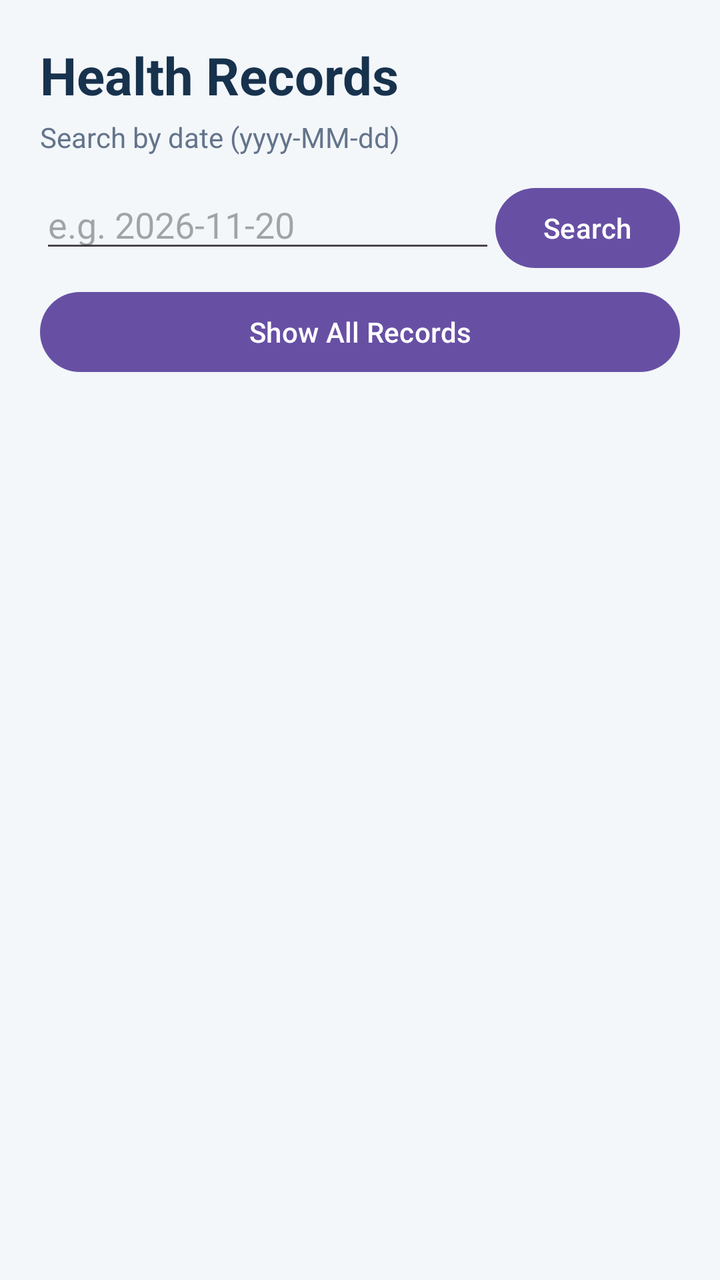
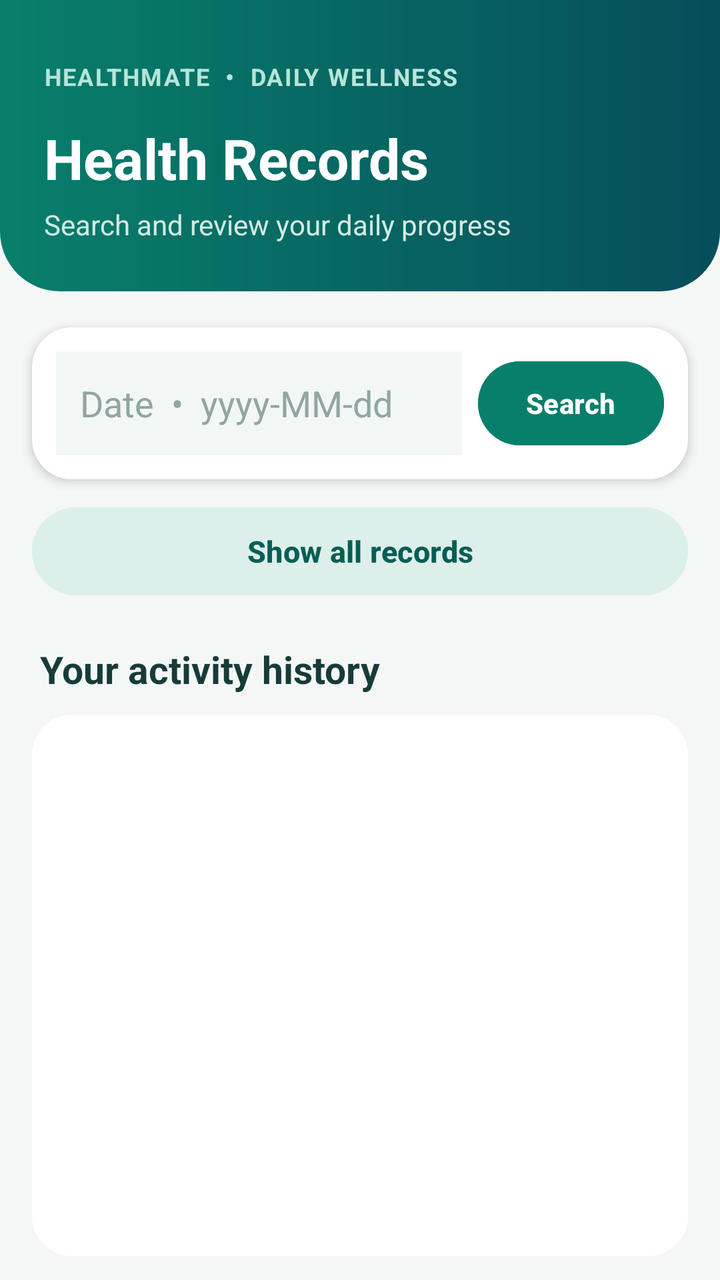

Screens rendered from an Android XML layout before and after an edit, with the pre-edit source and the edit as a unified diff.
<!-- AndroidManifest.xml: application theme Theme.HealthMate -->
<!-- res/layout/activity_records.xml -->
<?xml version="1.0" encoding="utf-8"?>
<LinearLayout xmlns:android="http://schemas.android.com/apk/res/android"
    android:id="@+id/recordsRoot"
    android:layout_width="match_parent"
    android:layout_height="match_parent"
    android:background="#F3F7FA"
    android:orientation="vertical"
    android:padding="20dp">

    <TextView
        android:layout_width="wrap_content"
        android:layout_height="wrap_content"
        android:text="Health Records"
        android:textColor="#17324D"
        android:textSize="26sp"
        android:textStyle="bold" />

    <TextView
        android:layout_width="wrap_content"
        android:layout_height="wrap_content"
        android:layout_marginTop="4dp"
        android:text="Search by date (yyyy-MM-dd)"
        android:textColor="#64748B"
        android:textSize="14sp" />

    <LinearLayout
        android:layout_width="match_parent"
        android:layout_height="wrap_content"
        android:layout_marginTop="12dp"
        android:orientation="horizontal">

        <EditText
            android:id="@+id/dateSearchInput"
            android:layout_width="0dp"
            android:layout_height="wrap_content"
            android:layout_weight="1"
            android:hint="e.g. 2026-11-20"
            android:inputType="date"
            android:singleLine="true" />

        <Button
            android:id="@+id/searchButton"
            android:layout_width="wrap_content"
            android:layout_height="wrap_content"
            android:text="Search" />
    </LinearLayout>

    <Button
        android:id="@+id/showAllButton"
        android:layout_width="match_parent"
        android:layout_height="wrap_content"
        android:layout_marginTop="4dp"
        android:text="Show All Records" />

    <ListView
        android:id="@+id/recordsList"
        android:layout_width="match_parent"
        android:layout_height="0dp"
        android:layout_marginTop="12dp"
        android:layout_weight="1"
        android:divider="#D9E2EC"
        android:dividerHeight="1dp" />

</LinearLayout>
<!-- resources referenced by this layout -->
<resources>
  <style name="Theme.HealthMate" parent="Base.Theme.HealthMate" />
  <style name="Base.Theme.HealthMate" parent="Theme.Material3.DayNight.NoActionBar">
          
          
      </style>
</resources>

<!-- the commit's change to res/layout/activity_records.xml (unified diff, before → after) -->
@@ -1,64 +1,127 @@
 <?xml version="1.0" encoding="utf-8"?>
 <LinearLayout xmlns:android="http://schemas.android.com/apk/res/android"
+
     android:id="@+id/recordsRoot"
     android:layout_width="match_parent"
     android:layout_height="match_parent"
-    android:background="#F3F7FA"
-    android:orientation="vertical"
-    android:padding="20dp">
+    android:background="#F4F7F5"
+    android:orientation="vertical">
 
-    <TextView
-        android:layout_width="wrap_content"
+    
+    <LinearLayout
+        android:layout_width="match_parent"
         android:layout_height="wrap_content"
-        android:text="Health Records"
-        android:textColor="#17324D"
-        android:textSize="26sp"
+        android:background="@drawable/bg_dashboard_header"
+        android:orientation="vertical"
+        android:paddingStart="22dp"
+        android:paddingTop="30dp"
+        android:paddingEnd="22dp"
+        android:paddingBottom="24dp">
+
+        <TextView
+            android:layout_width="wrap_content"
+            android:layout_height="wrap_content"
+            android:text="HEALTHMATE  •  DAILY WELLNESS"
+            android:textColor="#B6E5D9"
+            android:textSize="12sp"
+            android:textStyle="bold"
+            android:letterSpacing="0.06" />
+
+        <TextView
+            android:layout_width="wrap_content"
+            android:layout_height="wrap_content"
+            android:layout_marginTop="14dp"
+            android:text="Health Records"
+            android:textColor="#FFFFFF"
+            android:textSize="28sp"
+            android:textStyle="bold" />
+
+        <TextView
+            android:layout_width="wrap_content"
+            android:layout_height="wrap_content"
+            android:layout_marginTop="5dp"
+            android:text="Search and review your daily progress"
+            android:textColor="#D2E9E3"
+            android:textSize="14sp" />
+    </LinearLayout>
+
+    
+    <LinearLayout
+        android:layout_width="match_parent"
+        android:layout_height="wrap_content"
+        android:layout_marginStart="16dp"
+        android:layout_marginTop="18dp"
+        android:layout_marginEnd="16dp"
+        android:background="@drawable/bg_summary_card"
+        android:elevation="3dp"
+        android:gravity="center_vertical"
+        android:orientation="horizontal"
+        android:padding="12dp">
+
+        <EditText
+            android:id="@+id/dateSearchInput"
+            android:layout_width="0dp"
+            android:layout_height="52dp"
+            android:layout_weight="1"
+            android:background="#F2F7F6"
+            android:hint="Date  •  yyyy-MM-dd"
+            android:inputType="date"
+            android:singleLine="true"
+            android:paddingStart="12dp"
+            android:paddingEnd="8dp"
+            android:textColor="#173B3A"
+            android:textColorHint="#91A6A2" />
+
+        <Button
+            android:id="@+id/searchButton"
+            android:layout_width="wrap_content"
+            android:layout_height="50dp"
+            android:layout_marginStart="8dp"
+            android:backgroundTint="#087F6B"
+            android:text="Search"
+            android:textAllCaps="false"
+            android:textColor="#FFFFFF"
+            android:textSize="14sp"
+            android:textStyle="bold" />
+    </LinearLayout>
+
+    <Button
+        android:id="@+id/showAllButton"
+        android:layout_width="match_parent"
+        android:layout_height="52dp"
+        android:layout_marginStart="16dp"
+        android:layout_marginTop="10dp"
+        android:layout_marginEnd="16dp"
+        android:backgroundTint="#DDEFEA"
+        android:text="Show all records"
+        android:textAllCaps="false"
+        android:textColor="#075E54"
+        android:textSize="15sp"
         android:textStyle="bold" />
 
     <TextView
         android:layout_width="wrap_content"
         android:layout_height="wrap_content"
-        android:layout_marginTop="4dp"
-        android:text="Search by date (yyyy-MM-dd)"
-        android:textColor="#64748B"
-        android:textSize="14sp" />
-
-    <LinearLayout
-        android:layout_width="match_parent"
-        android:layout_height="wrap_content"
-        android:layout_marginTop="12dp"
-        android:orientation="horizontal">
-
-        <EditText
-            android:id="@+id/dateSearchInput"
-            android:layout_width="0dp"
-            android:layout_height="wrap_content"
-            android:layout_weight="1"
-            android:hint="e.g. 2026-11-20"
-            android:inputType="date"
-            android:singleLine="true" />
-
-        <Button
-            android:id="@+id/searchButton"
-            android:layout_width="wrap_content"
-            android:layout_height="wrap_content"
-            android:text="Search" />
-    </LinearLayout>
-
-    <Button
-        android:id="@+id/showAllButton"
-        android:layout_width="match_parent"
-        android:layout_height="wrap_content"
-        android:layout_marginTop="4dp"
-        android:text="Show All Records" />
+        android:layout_marginStart="20dp"
+        android:layout_marginTop="20dp"
+        android:text="Your activity history"
+        android:textColor="#173B3A"
+        android:textSize="19sp"
+        android:textStyle="bold" />
 
     <ListView
         android:id="@+id/recordsList"
         android:layout_width="match_parent"
         android:layout_height="0dp"
-        android:layout_marginTop="12dp"
+        android:layout_marginStart="16dp"
+        android:layout_marginTop="10dp"
+        android:layout_marginEnd="16dp"
+        android:layout_marginBottom="12dp"
         android:layout_weight="1"
-        android:divider="#D9E2EC"
-        android:dividerHeight="1dp" />
+        android:background="@drawable/bg_summary_card"
+        android:clipToPadding="false"
+        android:divider="#E5EEEA"
+        android:dividerHeight="1dp"
+        android:padding="12dp" />
 
 </LinearLayout>
<!-- resource entries referenced after the edit -->
@@ -1,5 +1,28 @@
 <!-- resources referenced by this layout -->
 <resources>
+  <!-- drawable bg_dashboard_header (drawable) -->
+  <?xml version="1.0" encoding="utf-8"?>
+  <shape xmlns:android="http://schemas.android.com/apk/res/android"
+      android:shape="rectangle">
+  
+      <gradient
+          android:angle="0"
+          android:startColor="#087F6B"
+          android:endColor="#064E5A"
+          android:type="linear" />
+  
+      <corners
+          android:bottomLeftRadius="30dp"
+          android:bottomRightRadius="30dp" />
+  </shape>
+  <!-- drawable bg_summary_card (drawable) -->
+  <?xml version="1.0" encoding="utf-8"?>
+  <shape xmlns:android="http://schemas.android.com/apk/res/android"
+      android:shape="rectangle">
+  
+      <solid android:color="#FFFFFF" />
+      <corners android:radius="20dp" />
+  </shape>
   <style name="Theme.HealthMate" parent="Base.Theme.HealthMate" />
   <style name="Base.Theme.HealthMate" parent="Theme.Material3.DayNight.NoActionBar">
           
